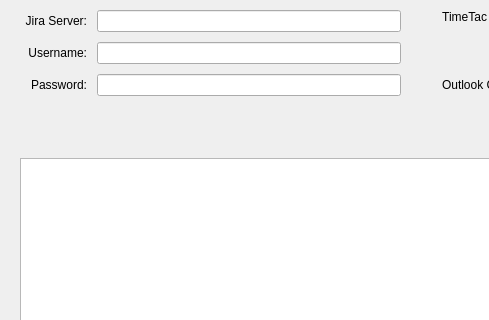
This is TimeTac2Jira.ui in rhintersteininger/TimeTac2Jira as Qt 5 draws it before an edit; both pictures show x 0 to 489 and y 0 to 320 of the 1149 by 671 pixel window. The edited form follows.
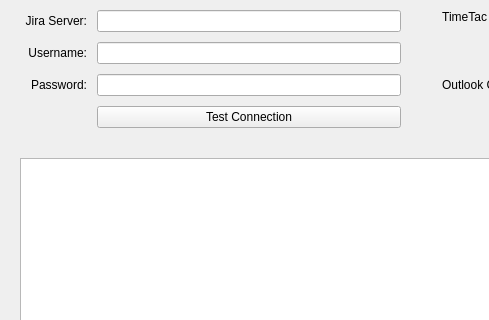
This is the edited form.

Commit message: Added Test Connection Button

What changed in the file:
```diff
--- a/TimeTac2Jira.ui
+++ b/TimeTac2Jira.ui
@@ -238,6 +238,13 @@
               </property>
              </widget>
             </item>
+            <item row="6" column="1">
+             <widget class="QPushButton" name="btnTestConnection">
+              <property name="text">
+               <string>Test Connection</string>
+              </property>
+             </widget>
+            </item>
            </layout>
           </item>
          </layout>
```
Left out of the diff: 2 changed lines with no effect on the pictures. The commit also changes 2 other files.
